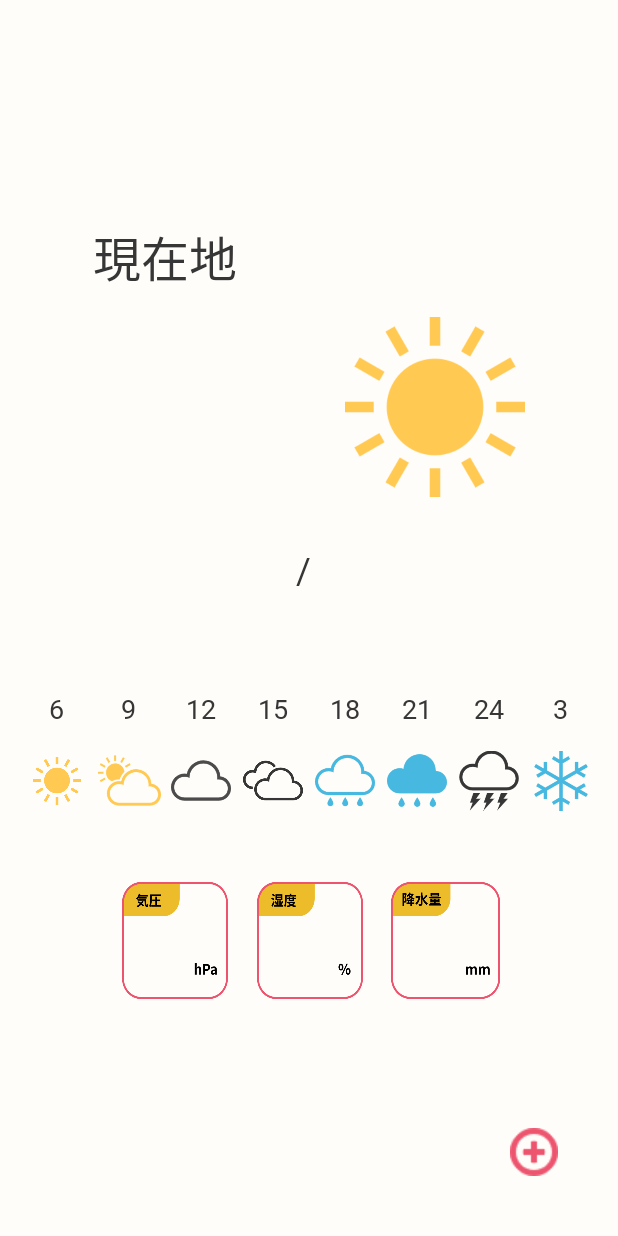
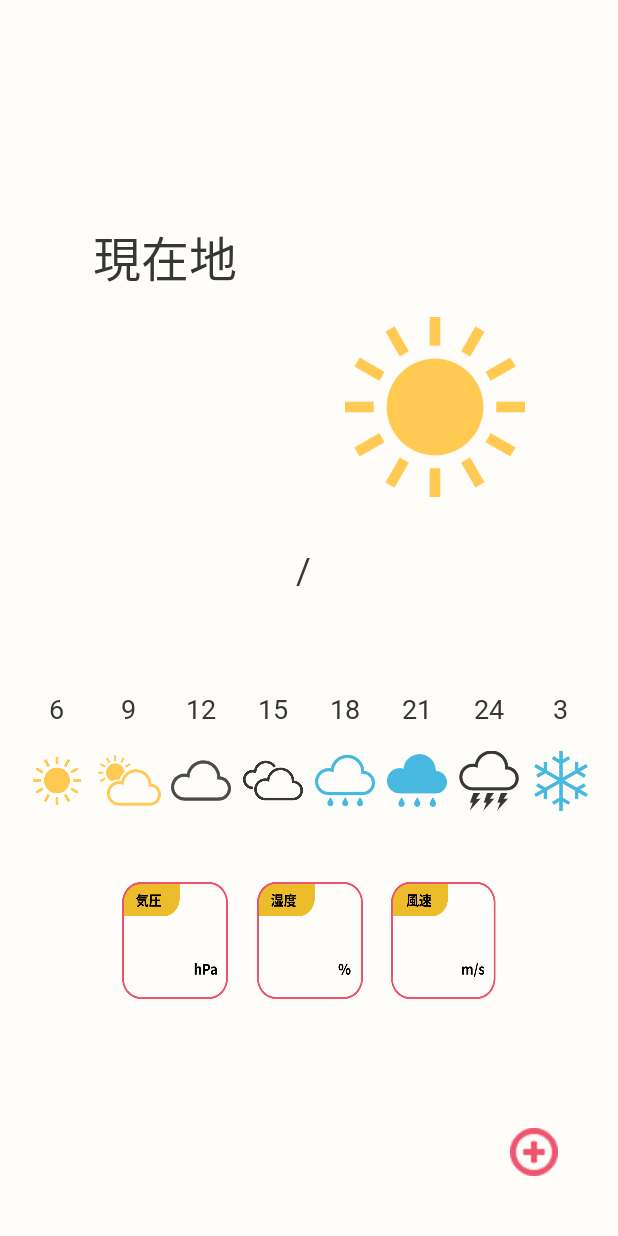
Before and after one commit to a-rinchan/WeatherApp, an Android app: the screen it shows after launch (MainActivity), on a phone screen of 412 x 824 dp. Run offline under Robolectric (Android 15) with nearby library versions, the phone set to English and light mode, and no system bars.

Commit message:
降水量 → 風速に変更

```diff
--- a/app/src/main/res/layout/activity_main.xml
+++ b/app/src/main/res/layout/activity_main.xml
@@ -321,11 +321,11 @@
         app:layout_constraintTop_toTopOf="parent" />
 
     <TextView
-        android:id="@+id/waterTextView"
+        android:id="@+id/windTextView"
         android:layout_width="78dp"
         android:layout_height="78dp"
         android:layout_marginTop="32dp"
-        android:background="@drawable/water"
+        android:background="@drawable/wind"
         android:gravity="center"
         android:textColor="@color/textColor"
         android:textSize="@dimen/regularText"
@@ -359,7 +359,7 @@
         android:gravity="center"
         android:textColor="@color/textColor"
         android:textSize="@dimen/regularText"
-        app:layout_constraintEnd_toStartOf="@+id/waterTextView"
+        app:layout_constraintEnd_toStartOf="@+id/windTextView"
         app:layout_constraintHorizontal_bias="0.5"
         app:layout_constraintStart_toEndOf="@+id/pressureTextView"
         app:layout_constraintTop_toBottomOf="@+id/linearLayout"
```
Also changed, not shown: app/src/main/res/drawable/water.png (deleted), app/src/main/res/drawable/wind.png (added).
